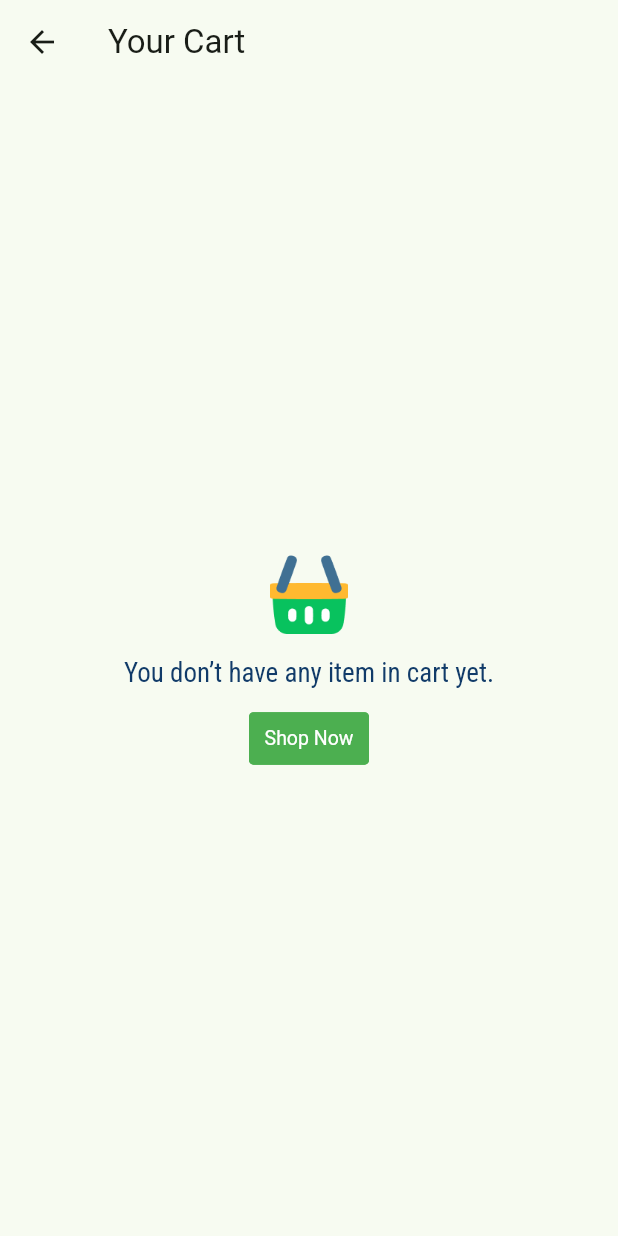
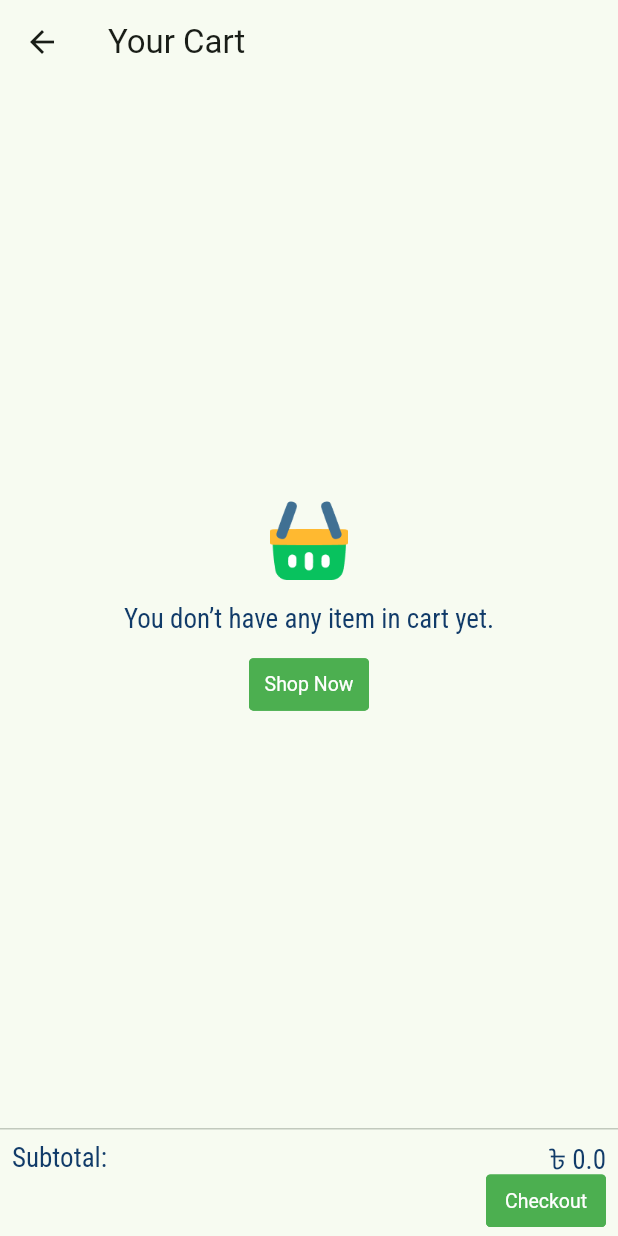
Before and after one commit to Sumaiya-Mollika/ezy_shop, a Flutter app: the CartScreen screen opened directly, on a phone screen of 412 x 824 dp. Run offline on Flutter 3.47's test engine with Material 3 defaults, Android fonts, the phone set to English and light mode, and no system bars; drawn by our look-alikes of getwidget; our stand-ins replace dio, get, get_storage, google_fonts, persistent_bottom_nav_bar_v2, photo_view; accounts and stored records are empty.

Commit message:
feat: subtotal price calculate

```diff
--- a/lib/app/controllers/cart_controller.dart
+++ b/lib/app/controllers/cart_controller.dart
@@ -87,4 +87,18 @@ class CartController extends GetxController {
       isScrollControlled: true,
     );
   }
+
+  double calculateSubtotal(List<CartItem> cartList) {
+    double subtotal = 0.0;
+
+    for (var item in cartList) {
+      if (item.priceAfterDiscount != null) {
+        subtotal += item.priceAfterDiscount!;
+      } else {
+        subtotal += item.product.mrp! * item.quantity;
+      }
+    }
+
+    return subtotal.toPrecision(2);
+  }
 }
--- a/lib/app/models/cart_item.dart
+++ b/lib/app/models/cart_item.dart
@@ -3,34 +3,31 @@ import 'product_response.dart';
 class CartItem {
   final Products product;
   int quantity;
-  bool isFree; // Flag to indicate if this is a free product
-  int? linkedProductId; // ID of the product that the free product is linked to
+  double?priceAfterDiscount;
 
   CartItem({
     required this.product,
     required this.quantity,
-    this.isFree = false, // Default value is false
-    this.linkedProductId,
+    this.priceAfterDiscount,
+
   });
 
-  // Factory method to create a CartItem from a JSON map
   factory CartItem.fromJson(Map<String, dynamic> json) {
     return CartItem(
       product: Products.fromJson(
-          json['product']), // Ensure Products also has a fromJson method
+          json['product']),
       quantity: json['quantity'],
-      isFree: json['isFree'] ?? false, // Default to false if not provided
-      linkedProductId: json['linkedProductId'],
+      priceAfterDiscount: json['priceAfterDiscount'],
     );
   }
 
-  // Method to convert a CartItem to a JSON map
+
   Map<String, dynamic> toJson() {
     return {
-      'product': product.toJson(), // Ensure Products also has a toJson method
+      'product': product.toJson(),
       'quantity': quantity,
-      'isFree': isFree,
-      'linkedProductId': linkedProductId,
+      'priceAfterDiscount': priceAfterDiscount,
+
     };
   }
 }
--- a/lib/app/utils/util.dart
+++ b/lib/app/utils/util.dart
@@ -164,6 +164,7 @@ String _applyWeightPromotion(CartItem cartItem) {
 
       final discountPrice = (totalWeight / 1000) * discount;
       final discountedPrice = regularPrice - discountPrice;
+      cartItem.priceAfterDiscount=discountedPrice;
       return '৳${discountedPrice.toStringAsFixed(2)} (৳$discount off/kg)';
     }
   }
--- a/lib/app/views/dashboard/cart_screen.dart
+++ b/lib/app/views/dashboard/cart_screen.dart
@@ -1,3 +1,4 @@
+import 'package:ezy_shop/app/components/app_button.dart';
 import 'package:ezy_shop/app/controllers/bottom_nav_controller.dart';
 import 'package:ezy_shop/app/utils/constants.dart';
 import 'package:ezy_shop/app/utils/util.dart';
@@ -111,6 +112,23 @@ class CartScreen extends StatelessWidget {
           },
         );
       }),
+      persistentFooterButtons: [
+        Row(
+          mainAxisAlignment: MainAxisAlignment.spaceBetween,
+          children: [
+            TextComponent("Subtotal: "),
+            Obx(() => TextComponent(
+                "${CurrencySign.appCurrency} ${cartController.calculateSubtotal(cartController.cartItems)}")),
+          ],
+        ),
+        Padding(
+          padding: const EdgeInsets.only(bottom: 20),
+          child: AppButton(
+            buttonText: "Checkout",
+            onButtonPress: () {},
+          ),
+        )
+      ],
     );
   }
 }
```
